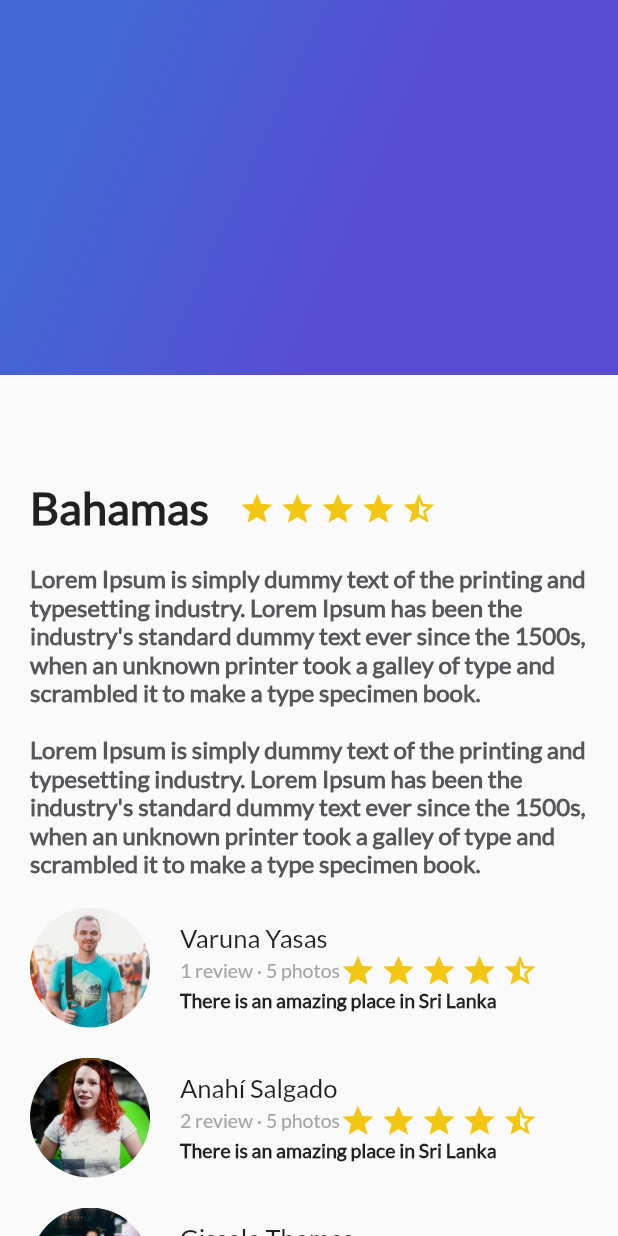
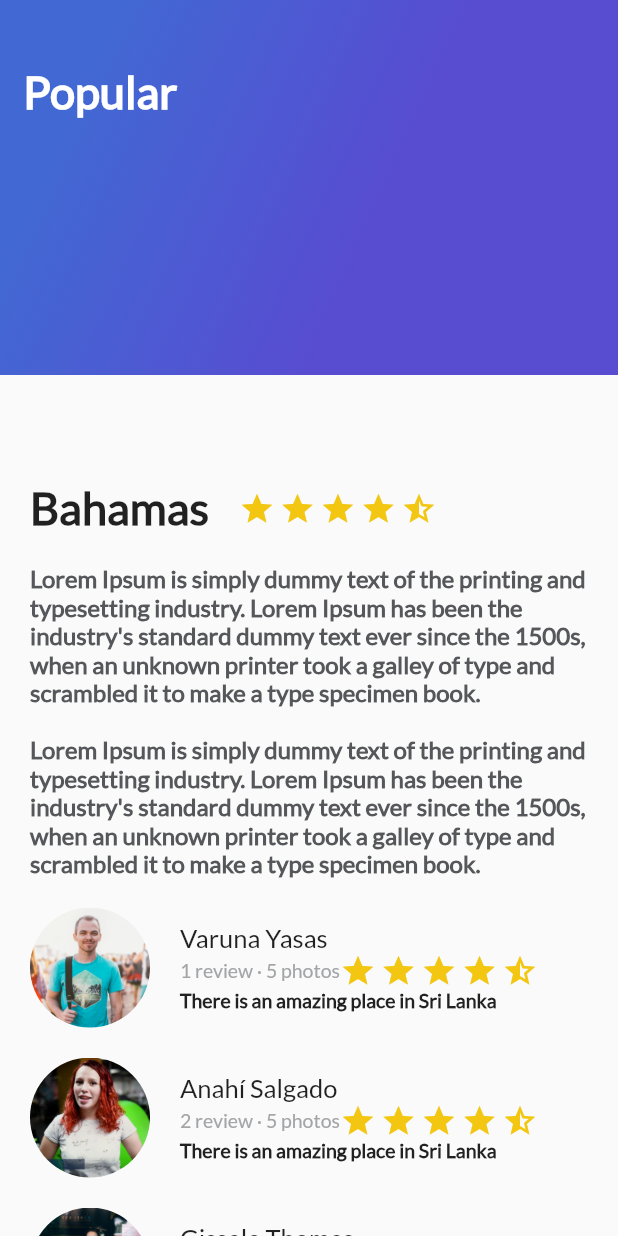
Before and after one commit to xurxodev/platzi-trips, a Flutter app: the screen it shows after launch, on a phone screen of 412 x 824 dp. Run offline on Flutter 3.47's test engine with Material 2 defaults, Android fonts, the phone set to English and light mode, and no system bars.

Commit message:
Add title to gradient toolbar

```diff
--- a/lib/gradient_back.dart
+++ b/lib/gradient_back.dart
@@ -1,6 +1,10 @@
 import 'package:flutter/material.dart';
 
 class GradientBack extends StatelessWidget {
+  final String title;
+
+  GradientBack(this.title);
+
   @override
   Widget build(BuildContext context) {
     // TODO: implement build
@@ -18,6 +22,17 @@ class GradientBack extends StatelessWidget {
           tileMode: TileMode.clamp,
         ),
       ),
+      child: Text(
+        title,
+        style: TextStyle(
+          color: Colors.white,
+          fontSize: 30.0,
+          fontFamily: "Lato",
+          fontWeight: FontWeight.bold,
+        ),
+      ),
+
+      alignment: Alignment(-0.9, -0.6),
     );
   }
 }
--- a/lib/main.dart
+++ b/lib/main.dart
@@ -35,7 +35,7 @@ class MyApp extends StatelessWidget {
                 ReviewList()
               ],
             ),
-            GradientBack()
+            GradientBack("Popular")
           ],
         ),
       ),
```
